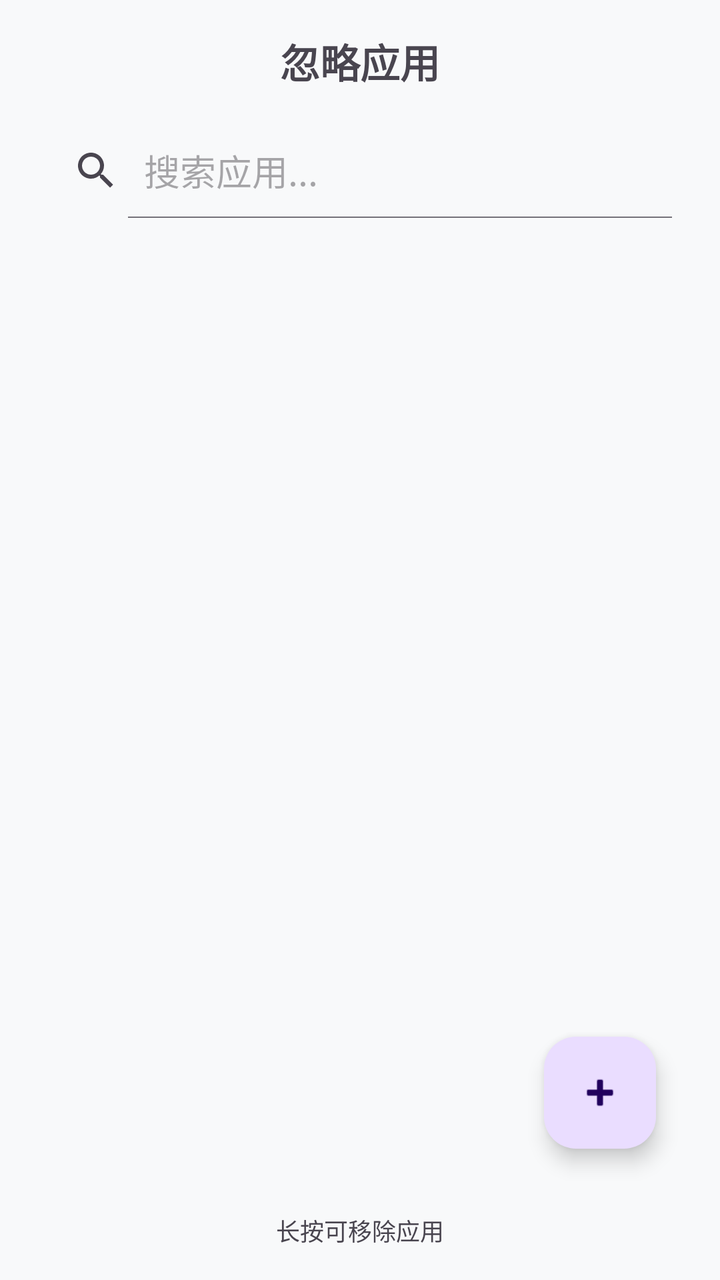
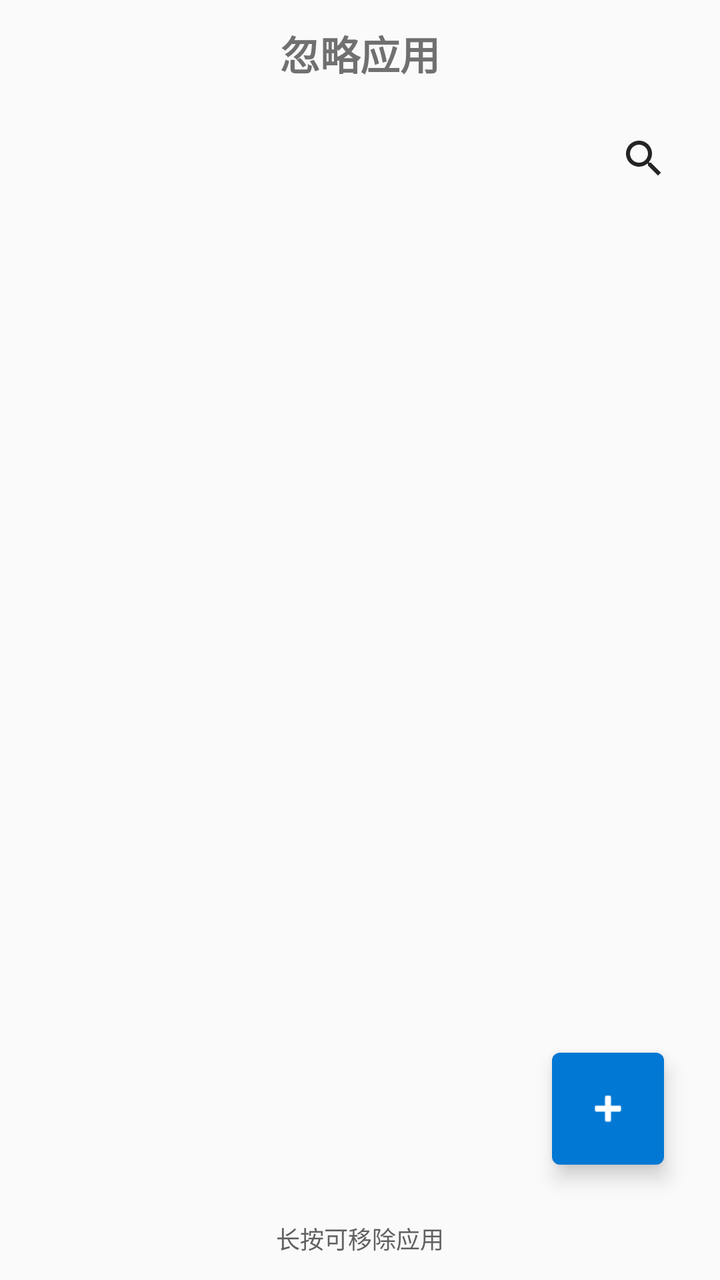

Before-and-after screenshots of an Android layout around one commit, followed by the original layout XML and the change that was made.
<!-- AndroidManifest.xml: application theme Theme.AppSnapshot -->
<!-- res/layout/fragment_ignore_apps.xml -->
<?xml version="1.0" encoding="utf-8"?>
<LinearLayout xmlns:android="http://schemas.android.com/apk/res/android"
    xmlns:app="http://schemas.android.com/apk/res-auto"
    android:layout_width="match_parent"
    android:layout_height="match_parent"
    android:orientation="vertical"
    android:padding="16dp">

    <TextView
        android:layout_width="match_parent"
        android:layout_height="wrap_content"
        android:layout_marginBottom="16dp"
        android:gravity="center"
        android:text="忽略应用"
        android:textSize="20sp"
        android:textStyle="bold" />

    <com.google.android.material.chip.ChipGroup
        android:id="@+id/chip_group_app_filter"
        android:layout_width="match_parent"
        android:layout_height="wrap_content"
        app:singleSelection="true"
        app:selectionRequired="true" />

    <SearchView
        android:id="@+id/search_view"
        android:layout_width="match_parent"
        android:layout_height="wrap_content"
        android:iconifiedByDefault="false"
        android:queryHint="搜索应用..." />

    <FrameLayout
        android:layout_width="match_parent"
        android:layout_height="0dp"
        android:layout_weight="1">

        <androidx.recyclerview.widget.RecyclerView
            android:id="@+id/apps_recycler_view"
            android:layout_width="match_parent"
            android:layout_height="match_parent"
            android:padding="8dp" />

        <TextView
            android:id="@+id/tv_empty"
            android:layout_width="wrap_content"
            android:layout_height="wrap_content"
            android:layout_gravity="center"
            android:text="@string/no_ignored_apps"
            android:textColor="?android:textColorSecondary"
            android:textSize="16sp"
            android:visibility="gone" />


        <com.google.android.material.floatingactionbutton.FloatingActionButton
            android:id="@+id/fab_add"
            android:layout_width="wrap_content"
            android:layout_height="wrap_content"
            android:layout_gravity="bottom|end"
            android:layout_margin="16dp"
            android:contentDescription="@string/add_ignore_app"
            app:srcCompat="@android:drawable/ic_input_add" />

    </FrameLayout>
    
    <TextView
        android:id="@+id/tv_hint"
        android:layout_width="match_parent"
        android:layout_height="wrap_content"
        android:layout_gravity="bottom"
        android:layout_marginTop="16dp"
        android:gravity="center"
        android:text="@string/long_press_to_remove"
        android:textColor="?android:textColorSecondary"
        android:textSize="12sp" />
</LinearLayout>
<!-- resources referenced by this layout -->
<resources>
  <style name="Theme.AppSnapshot" parent="Theme.Material3.DayNight">
          
          <item name="colorPrimary">@color/blue_grey_500</item>
          <item name="colorPrimaryVariant">@color/blue_grey_700</item>
          <item name="colorOnPrimary">@color/white</item>
          
          <item name="colorSecondary">@color/blue_grey_300</item>
          <item name="colorSecondaryVariant">@color/blue_grey_800</item>
          <item name="colorOnSecondary">@color/white</item>
          
          <item name="android:statusBarColor">@android:color/transparent</item>
          
          <item name="android:colorBackground">@color/light_gray_white</item>
          
      </style>
  <color name="blue_grey_500">#FF607D8B</color>
  <color name="blue_grey_700">#FF455A64</color>
  <color name="white">#FFFFFFFF</color>
  <color name="blue_grey_300">#FF90A4AE</color>
  <color name="blue_grey_800">#FF37474F</color>
  <color name="light_gray_white">#FFF8F9FA</color>
  <!-- unchanged entries left out for length: 3 -->
</resources>

<!-- the commit's change to res/layout/fragment_ignore_apps.xml (unified diff, before → after) -->
@@ -4,30 +4,51 @@
     android:layout_width="match_parent"
     android:layout_height="match_parent"
     android:orientation="vertical"
-    android:padding="16dp">
+    android:padding="@dimen/filter_horizontal_padding">
 
     <TextView
         android:layout_width="match_parent"
         android:layout_height="wrap_content"
-        android:layout_marginBottom="16dp"
+        android:layout_marginBottom="@dimen/filter_horizontal_padding"
         android:gravity="center"
         android:text="忽略应用"
         android:textSize="20sp"
         android:textStyle="bold" />
 
-    <com.google.android.material.chip.ChipGroup
-        android:id="@+id/chip_group_app_filter"
+    <LinearLayout
+        android:id="@+id/filter_chip_row"
         android:layout_width="match_parent"
         android:layout_height="wrap_content"
-        app:singleSelection="true"
-        app:selectionRequired="true" />
+        android:gravity="center_vertical"
+        android:orientation="horizontal"
+        android:layout_marginBottom="@dimen/filter_row_padding_vertical">
 
-    <SearchView
-        android:id="@+id/search_view"
+        <com.google.android.material.chip.ChipGroup
+            android:id="@+id/chip_group_app_filter"
+            android:layout_width="0dp"
+            android:layout_height="wrap_content"
+            android:layout_weight="1"
+            android:paddingEnd="@dimen/filter_chip_row_end_padding"
+            app:selectionRequired="true"
+            app:singleSelection="true" />
+
+        <com.google.android.material.button.MaterialButton
+            android:id="@+id/btn_search_toggle"
+            style="@style/Widget.AppSnapshot.IconButton"
+            android:layout_width="wrap_content"
+            android:layout_height="wrap_content"
+            android:contentDescription="@string/timeline_search_toggle"
+            app:icon="@drawable/ic_search" />
+
+    </LinearLayout>
+
+    <include
+        android:id="@+id/search_field"
+        layout="@layout/layout_search_field"
         android:layout_width="match_parent"
         android:layout_height="wrap_content"
-        android:iconifiedByDefault="false"
-        android:queryHint="搜索应用..." />
+        android:layout_marginBottom="@dimen/filter_row_padding_vertical"
+        android:visibility="gone" />
 
     <FrameLayout
         android:layout_width="match_parent"
@@ -38,7 +59,7 @@
             android:id="@+id/apps_recycler_view"
             android:layout_width="match_parent"
             android:layout_height="match_parent"
-            android:padding="8dp" />
+            android:padding="@dimen/filter_row_padding_vertical" />
 
         <TextView
             android:id="@+id/tv_empty"
@@ -50,7 +71,6 @@
             android:textSize="16sp"
             android:visibility="gone" />
 
-
         <com.google.android.material.floatingactionbutton.FloatingActionButton
             android:id="@+id/fab_add"
             android:layout_width="wrap_content"
@@ -61,15 +81,40 @@
             app:srcCompat="@android:drawable/ic_input_add" />
 
     </FrameLayout>
-    
+
     <TextView
         android:id="@+id/tv_hint"
         android:layout_width="match_parent"
         android:layout_height="wrap_content"
         android:layout_gravity="bottom"
-        android:layout_marginTop="16dp"
+        android:layout_marginTop="@dimen/filter_horizontal_padding"
         android:gravity="center"
         android:text="@string/long_press_to_remove"
         android:textColor="?android:textColorSecondary"
         android:textSize="12sp" />
+
 </LinearLayout>
+<!-- res/layout/layout_search_field.xml (included above) -->
+<?xml version="1.0" encoding="utf-8"?>
+<com.google.android.material.textfield.TextInputLayout xmlns:android="http://schemas.android.com/apk/res/android"
+    xmlns:app="http://schemas.android.com/apk/res-auto"
+    xmlns:tools="http://schemas.android.com/tools"
+    android:id="@+id/search_input_layout"
+    style="@style/Widget.AppSnapshot.SearchField"
+    android:layout_width="match_parent"
+    android:layout_height="wrap_content"
+    app:endIconMode="clear_text"
+    app:hintEnabled="false">
+
+    <com.google.android.material.textfield.TextInputEditText
+        android:id="@+id/search_input"
+        style="@style/Widget.AppSnapshot.SearchField.EditText"
+        android:layout_width="match_parent"
+        android:layout_height="wrap_content"
+        android:hint="@string/search_apps_hint"
+        android:imeOptions="actionSearch"
+        android:inputType="text"
+        android:maxLines="1"
+        tools:ignore="Autofill" />
+
+</com.google.android.material.textfield.TextInputLayout>
<!-- resource entries referenced after the edit -->
@@ -1,26 +1,255 @@
 <!-- resources referenced by this layout -->
 <resources>
-  <style name="Theme.AppSnapshot" parent="Theme.Material3.DayNight">
-          
-          <item name="colorPrimary">@color/blue_grey_500</item>
-          <item name="colorPrimaryVariant">@color/blue_grey_700</item>
-          <item name="colorOnPrimary">@color/white</item>
-          
-          <item name="colorSecondary">@color/blue_grey_300</item>
-          <item name="colorSecondaryVariant">@color/blue_grey_800</item>
-          <item name="colorOnSecondary">@color/white</item>
+  <dimen name="filter_chip_row_end_padding">8dp</dimen>
+  <dimen name="filter_horizontal_padding">12dp</dimen>
+  <dimen name="filter_row_padding_vertical">8dp</dimen>
+  <!-- drawable ic_search (drawable) -->
+  <vector xmlns:android="http://schemas.android.com/apk/res/android"
+      android:width="24dp"
+      android:height="24dp"
+      android:viewportWidth="24"
+      android:viewportHeight="24">
+      <path
+          android:fillColor="#FFFFFFFF"
+          android:pathData="M15.5,14h-0.79l-0.28,-0.27C15.41,12.59 16,11.11 16,9.5 16,5.91 13.09,3 9.5,3S3,5.91 3,9.5 5.91,16 9.5,16c1.61,0 3.09,-0.59 4.23,-1.57l0.27,0.28v0.79l5,4.99L20.49,19l-4.99,-5zM9.5,14C7.01,14 5,11.99 5,9.5S7.01,5 9.5,5 14,7.01 14,9.5 11.99,14 9.5,14z" />
+  </vector>
+  <string name="search_apps_hint">搜索应用…</string>
+  <string name="timeline_search_toggle">搜索</string>
+  <style name="Widget.AppSnapshot.IconButton" parent="Widget.Material3.Button.IconButton">
+          <item name="iconTint">@color/icon_primary</item>
+          <item name="iconSize">@dimen/filter_icon_button_icon_size</item>
+          <item name="android:minWidth">@dimen/filter_icon_button_size</item>
+          <item name="android:minHeight">@dimen/filter_icon_button_size</item>
+          <item name="rippleColor">@color/primary_container</item>
+          <item name="shapeAppearanceOverlay">@style/ShapeAppearance.AppSnapshot.Corner.Control</item>
+      </style>
+  <style name="Widget.AppSnapshot.SearchField" parent="Widget.Material3.TextInputLayout.OutlinedBox.Dense">
+          <item name="boxStrokeColor">@color/outline</item>
+          <item name="hintTextColor">@color/on_surface_variant</item>
+          <item name="android:textColorHint">@color/on_surface_variant</item>
+          <item name="boxCornerRadiusTopStart">@dimen/fluent_corner_radius_control</item>
+          <item name="boxCornerRadiusTopEnd">@dimen/fluent_corner_radius_control</item>
+          <item name="boxCornerRadiusBottomStart">@dimen/fluent_corner_radius_control</item>
+          <item name="boxCornerRadiusBottomEnd">@dimen/fluent_corner_radius_control</item>
+      </style>
+  <style name="Widget.AppSnapshot.SearchField.EditText" parent="Widget.Material3.TextInputEditText.OutlinedBox">
+          <item name="android:textColor">@color/on_surface</item>
+          <item name="android:textSize">14sp</item>
+      </style>
+  <style name="Theme.AppSnapshot" parent="Theme.Material3.DayNight.NoActionBar">
+          
+          <item name="shapeAppearanceSmallComponent">@style/ShapeAppearance.AppSnapshot.SmallComponent</item>
+          <item name="shapeAppearanceMediumComponent">@style/ShapeAppearance.AppSnapshot.MediumComponent</item>
+          <item name="shapeAppearanceLargeComponent">@style/ShapeAppearance.AppSnapshot.LargeComponent</item>
+          
+          <item name="colorPrimary">@color/primary</item>
+          <item name="colorOnPrimary">@color/on_primary</item>
+          <item name="colorPrimaryContainer">@color/primary_container</item>
+          <item name="colorOnPrimaryContainer">@color/on_primary_container</item>
+          
+          <item name="colorSecondary">@color/secondary</item>
+          <item name="colorOnSecondary">@color/on_secondary</item>
+          <item name="colorSecondaryContainer">@color/secondary_container</item>
+          <item name="colorOnSecondaryContainer">@color/on_secondary_container</item>
+          
+          <item name="colorTertiary">@color/tertiary</item>
+          <item name="colorOnTertiary">@color/on_tertiary</item>
+          <item name="colorTertiaryContainer">@color/tertiary_container</item>
+          <item name="colorOnTertiaryContainer">@color/on_tertiary_container</item>
+          
+          <item name="android:colorBackground">@color/background</item>
+          <item name="colorOnBackground">@color/on_background</item>
+          <item name="colorSurface">@color/surface</item>
+          <item name="colorOnSurface">@color/on_surface</item>
+          <item name="colorSurfaceVariant">@color/surface_variant</item>
+          <item name="colorOnSurfaceVariant">@color/on_surface_variant</item>
+          <item name="colorSurfaceContainer">@color/surface</item>
+          <item name="colorSurfaceContainerHigh">@color/fluent_layer</item>
+          <item name="colorSurfaceContainerHighest">@color/surface_variant</item>
+          <item name="colorSurfaceContainerLow">@color/background</item>
+          <item name="colorSurfaceContainerLowest">@color/surface</item>
+          
+          <item name="colorOutline">@color/outline</item>
+          <item name="colorOutlineVariant">@color/outline_variant</item>
+          
+          <item name="android:textColorPrimary">@color/on_surface</item>
+          <item name="android:textColorSecondary">@color/on_surface_variant</item>
+          <item name="android:textColorTertiary">@color/fluent_text_tertiary</item>
+          
+          <item name="colorAccent">@color/primary</item>
+          <item name="colorControlActivated">@color/primary</item>
+          <item name="colorControlNormal">@color/icon_primary</item>
+          <item name="colorControlHighlight">@color/primary_container</item>
           
           <item name="android:statusBarColor">@android:color/transparent</item>
-          
-          <item name="android:colorBackground">@color/light_gray_white</item>
-          
-      </style>
-  <color name="blue_grey_500">#FF607D8B</color>
-  <color name="blue_grey_700">#FF455A64</color>
-  <color name="white">#FFFFFFFF</color>
-  <color name="blue_grey_300">#FF90A4AE</color>
-  <color name="blue_grey_800">#FF37474F</color>
-  <color name="light_gray_white">#FFF8F9FA</color>
+          <item name="android:navigationBarColor">@color/background</item>
+          
+          <item name="bottomNavigationStyle">@style/Widget.AppSnapshot.BottomNavigationView</item>
+          
+          <item name="tabStyle">@style/Widget.AppSnapshot.TabLayout</item>
+          
+          <item name="chipStyle">@style/Widget.AppSnapshot.Chip.Filter</item>
+          
+          <item name="floatingActionButtonStyle">@style/Widget.AppSnapshot.FloatingActionButton</item>
+          
+          <item name="switchStyle">@style/Widget.AppSnapshot.Switch</item>
+          <item name="checkboxStyle">@style/Widget.AppSnapshot.CheckBox</item>
+          
+          <item name="materialButtonStyle">@style/Widget.AppSnapshot.Button</item>
+          
+          <item name="toolbarStyle">@style/Widget.AppSnapshot.Toolbar</item>
+          <item name="actionBarSize">@dimen/toolbar_height</item>
+          <item name="actionBarTheme">@style/ThemeOverlay.AppSnapshot.ActionBar</item>
+          
+          <item name="materialAlertDialogTheme">@style/ThemeOverlay.AppSnapshot.Dialog</item>
+          <item name="bottomSheetDialogTheme">@style/ThemeOverlay.AppSnapshot.BottomSheet</item>
+      </style>
+  <color name="icon_primary">@color/on_surface</color>
+  <dimen name="filter_icon_button_icon_size">24dp</dimen>
+  <dimen name="filter_icon_button_size">44dp</dimen>
+  <color name="primary_container">@color/fluent_accent_container</color>
+  <style name="ShapeAppearance.AppSnapshot.Corner.Control" parent="ShapeAppearance.Material3.Corner.Small">
+          <item name="cornerFamily">rounded</item>
+          <item name="cornerSize">@dimen/fluent_corner_radius_control</item>
+      </style>
+  <color name="outline">@color/fluent_stroke</color>
+  <color name="on_surface_variant">@color/fluent_text_secondary</color>
+  <dimen name="fluent_corner_radius_control">4dp</dimen>
+  <color name="on_surface">@color/fluent_text_primary</color>
+  <style name="ShapeAppearance.AppSnapshot.SmallComponent" parent="ShapeAppearance.Material3.SmallComponent">
+          <item name="cornerFamily">rounded</item>
+          <item name="cornerSize">@dimen/fluent_corner_radius_control</item>
+      </style>
+  <style name="ShapeAppearance.AppSnapshot.MediumComponent" parent="ShapeAppearance.Material3.MediumComponent">
+          <item name="cornerFamily">rounded</item>
+          <item name="cornerSize">@dimen/fluent_corner_radius_overlay</item>
+      </style>
+  <style name="ShapeAppearance.AppSnapshot.LargeComponent" parent="ShapeAppearance.Material3.LargeComponent">
+          <item name="cornerFamily">rounded</item>
+          <item name="cornerSize">@dimen/fluent_corner_radius_overlay</item>
+      </style>
+  <color name="primary">@color/fluent_accent</color>
+  <color name="on_primary">#FFFFFFFF</color>
+  <color name="on_primary_container">#FF004578</color>
+  <color name="secondary">@color/fluent_text_secondary</color>
+  <color name="on_secondary">#FFFFFFFF</color>
+  <color name="secondary_container">@color/fluent_fill_subtle</color>
+  <color name="on_secondary_container">@color/fluent_text_primary</color>
+  <color name="tertiary">@color/fluent_accent_hover</color>
+  <color name="on_tertiary">#FFFFFFFF</color>
+  <color name="tertiary_container">@color/fluent_accent_container_subtle</color>
+  <color name="on_tertiary_container">#FF004578</color>
+  <color name="background">@color/fluent_canvas</color>
+  <color name="on_background">@color/fluent_text_primary</color>
+  <color name="surface">@color/fluent_layer</color>
+  <color name="surface_variant">@color/fluent_fill_subtle</color>
+  <color name="fluent_layer">#FFFFFFFF</color>
+  <color name="outline_variant">@color/fluent_stroke_subtle</color>
+  <color name="fluent_text_tertiary">#FF707070</color>
+  <style name="Widget.AppSnapshot.BottomNavigationView" parent="Widget.Material3.BottomNavigationView">
+          <item name="android:background">@color/surface</item>
+          <item name="itemIconTint">@color/bottom_nav_item_color</item>
+          <item name="itemTextColor">@color/bottom_nav_item_color</item>
+          <item name="itemActiveIndicatorStyle">@style/Widget.AppSnapshot.BottomNavigationView.ActiveIndicator</item>
+          <item name="itemRippleColor">@color/primary_container</item>
+      </style>
+  <style name="Widget.AppSnapshot.TabLayout" parent="Widget.Material3.TabLayout">
+          <item name="tabIndicatorColor">@color/primary</item>
+          <item name="tabSelectedTextColor">@color/primary</item>
+          <item name="tabTextColor">@color/nav_item_inactive</item>
+          <item name="tabRippleColor">@color/primary_container</item>
+          <item name="tabIndicatorHeight">3dp</item>
+          <item name="tabIndicatorFullWidth">false</item>
+      </style>
+  <style name="Widget.AppSnapshot.Chip.Filter" parent="Widget.Material3.Chip.Filter">
+          <item name="chipBackgroundColor">@color/chip_background_color</item>
+          <item name="chipSurfaceColor">@color/chip_background_color</item>
+          <item name="chipStrokeColor">@color/chip_stroke_color</item>
+          <item name="chipStrokeWidth">1dp</item>
+          <item name="chipMinHeight">32dp</item>
+          <item name="checkedIconVisible">false</item>
+          <item name="android:textColor">@color/chip_text_color</item>
+          <item name="android:textSize">13sp</item>
+          <item name="shapeAppearanceOverlay">@style/ShapeAppearance.AppSnapshot.Corner.Control</item>
+      </style>
+  <style name="Widget.AppSnapshot.FloatingActionButton" parent="Widget.Material3.FloatingActionButton.Primary">
+          <item name="backgroundTint">@color/primary</item>
+          <item name="tint">@color/on_primary</item>
+          <item name="shapeAppearance">@style/ShapeAppearance.AppSnapshot.Corner.Control</item>
+      </style>
+  <style name="Widget.AppSnapshot.Switch" parent="Widget.Material3.CompoundButton.Switch">
+          <item name="thumbTint">@color/switch_thumb_color</item>
+          <item name="trackTint">@color/switch_track_color</item>
+      </style>
+  <style name="Widget.AppSnapshot.CheckBox" parent="Widget.Material3.CompoundButton.CheckBox">
+          <item name="buttonTint">@color/primary</item>
+      </style>
+  <style name="Widget.AppSnapshot.Button" parent="Widget.Material3.Button">
+          <item name="backgroundTint">@color/primary</item>
+          <item name="android:textColor">@color/on_primary</item>
+          <item name="shapeAppearanceOverlay">@style/ShapeAppearance.AppSnapshot.Corner.Control</item>
+      </style>
+  <style name="Widget.AppSnapshot.Toolbar" parent="Widget.Material3.Toolbar">
+          <item name="android:background">@color/surface</item>
+          <item name="backgroundTint">@null</item>
+          <item name="titleTextAppearance">@style/TextAppearance.AppSnapshot.ToolbarTitle</item>
+          <item name="titleTextColor">@color/on_surface</item>
+          <item name="subtitleTextColor">@color/on_surface_variant</item>
+          <item name="android:elevation">0dp</item>
+          <item name="elevation">0dp</item>
+      </style>
+  <dimen name="toolbar_height">48dp</dimen>
+  <style name="ThemeOverlay.AppSnapshot.ActionBar" parent="ThemeOverlay.Material3.ActionBar">
+          <item name="colorControlNormal">@color/on_surface</item>
+      </style>
+  <style name="ThemeOverlay.AppSnapshot.Dialog" parent="ThemeOverlay.Material3.MaterialAlertDialog">
+          <item name="colorPrimary">@color/primary</item>
+          <item name="colorSecondary">@color/secondary</item>
+          <item name="colorTertiary">@color/tertiary</item>
+          <item name="android:colorBackground">@color/surface</item>
+          <item name="shapeAppearanceOverlay">@style/ShapeAppearance.AppSnapshot.Corner.Overlay</item>
+      </style>
+  <style name="ThemeOverlay.AppSnapshot.BottomSheet" parent="ThemeOverlay.Material3.BottomSheetDialog">
+          <item name="colorPrimary">@color/primary</item>
+          <item name="colorOnPrimary">@color/on_primary</item>
+          <item name="colorSurface">@color/surface</item>
+          <item name="colorOnSurface">@color/on_surface</item>
+          <item name="android:colorBackground">@color/surface</item>
+          <item name="materialButtonStyle">@style/Widget.AppSnapshot.Button</item>
+          <item name="shapeAppearanceOverlay">@style/ShapeAppearance.AppSnapshot.Corner.Overlay</item>
+      </style>
+  <color name="fluent_accent_container">#FFDEECF9</color>
+  <color name="fluent_stroke">#FFE0E0E0</color>
+  <color name="fluent_text_secondary">#FF616161</color>
+  <color name="fluent_text_primary">#FF242424</color>
+  <dimen name="fluent_corner_radius_overlay">8dp</dimen>
+  <color name="fluent_accent">#FF0078D4</color>
+  <color name="fluent_fill_subtle">#FFF5F5F5</color>
+  <color name="fluent_accent_hover">#FF106EBE</color>
+  <color name="fluent_accent_container_subtle">#FFE8F4FD</color>
+  <color name="fluent_canvas">#FFFAFAFA</color>
+  <color name="fluent_stroke_subtle">#FFEBEBEB</color>
+  <style name="Widget.AppSnapshot.BottomNavigationView.ActiveIndicator" parent="Widget.Material3.BottomNavigationView.ActiveIndicator">
+          <item name="android:color">@color/nav_active_indicator</item>
+          <item name="android:width">@dimen/m3_bottom_nav_item_active_indicator_width</item>
+          <item name="android:height">@dimen/m3_bottom_nav_item_active_indicator_height</item>
+          <item name="marginHorizontal">@dimen/m3_bottom_nav_item_active_indicator_margin_horizontal</item>
+          <item name="shapeAppearance">@style/ShapeAppearance.AppSnapshot.Corner.Control</item>
+      </style>
+  <color name="nav_item_inactive">@color/fluent_text_secondary</color>
+  <style name="TextAppearance.AppSnapshot.ToolbarTitle" parent="TextAppearance.Material3.TitleMedium">
+          <item name="android:textColor">@color/on_surface</item>
+          <item name="android:textSize">17sp</item>
+          <item name="android:fontFamily">sans-serif-medium</item>
+      </style>
+  <style name="ShapeAppearance.AppSnapshot.Corner.Overlay" parent="ShapeAppearance.Material3.Corner.Medium">
+          <item name="cornerFamily">rounded</item>
+          <item name="cornerSize">@dimen/fluent_corner_radius_overlay</item>
+      </style>
+  <color name="nav_active_indicator">#1A0078D4</color>
+  <dimen name="m3_bottom_nav_item_active_indicator_width">48dp</dimen>
+  <dimen name="m3_bottom_nav_item_active_indicator_height">32dp</dimen>
+  <dimen name="m3_bottom_nav_item_active_indicator_margin_horizontal">2dp</dimen>
   <!-- unchanged entries left out for length: 3 -->
 </resources>
 
